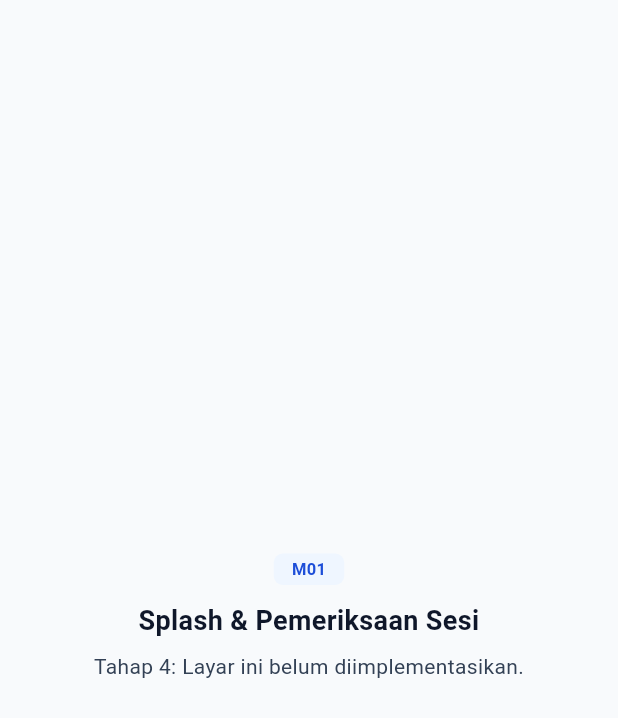
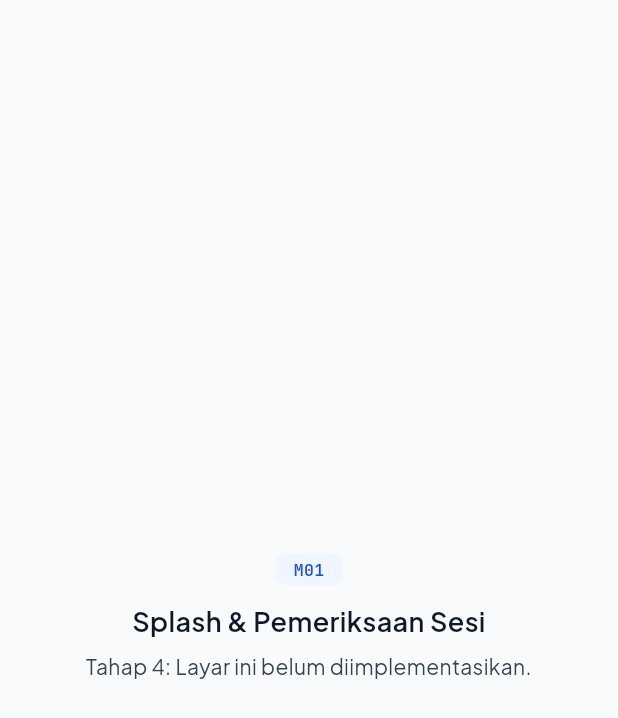
Before and after one commit to zulvanavito/plasmobile, a Flutter app: the screen it shows after launch, on a phone screen of 412 x 824 dp. Shown: the top 718 px of the screen. Run offline on Flutter 3.47's test engine with Material 3 defaults, Android fonts, the phone set to English and light mode, and no system bars; our stand-ins replace dio, flutter_riverpod, flutter_svg, go_router, material_symbols_icons, material_ui and 2 more; accounts and stored records are empty.

Commit message:
feat(design): add local fonts, svg mascot assets, theme chrome, and OwlBracketMascot

```diff
--- a/lib/core/theme/plas_theme.dart
+++ b/lib/core/theme/plas_theme.dart
@@ -1,3 +1,4 @@
+import 'package:flutter/services.dart';
 import 'package:material_ui/material_ui.dart';
 import 'package:plasmobile/core/theme/plas_tokens.dart';
 
@@ -36,9 +37,38 @@ ThemeData buildPlasTheme() {
       elevation: 0,
       scrolledUnderElevation: 0,
       titleTextStyle: PlasTypography.heading,
+      systemOverlayStyle: const SystemUiOverlayStyle(
+        statusBarColor: Colors.transparent,
+        statusBarIconBrightness: Brightness.dark,
+        statusBarBrightness: Brightness.light,
+        systemNavigationBarColor: PlasColors.bgSurface,
+        systemNavigationBarIconBrightness: Brightness.dark,
+      ),
       shape: const Border(
         bottom: BorderSide(color: PlasColors.borderSubtle),
       ),
+    ),
+    progressIndicatorTheme: const ProgressIndicatorThemeData(
+      color: PlasColors.brandPrimary,
+      linearTrackColor: PlasColors.borderSubtle,
+    ),
+    dividerTheme: const DividerThemeData(
+      color: PlasColors.borderSubtle,
+      thickness: 1,
+      space: 1,
+    ),
+    textSelectionTheme: const TextSelectionThemeData(
+      cursorColor: PlasColors.brandPrimary,
+      selectionHandleColor: PlasColors.brandPrimary,
+      selectionColor: Color(0x331D4ED8),
+    ),
+    snackBarTheme: SnackBarThemeData(
+      backgroundColor: PlasColors.textPrimary,
+      contentTextStyle: PlasTypography.body.copyWith(color: Colors.white),
+      shape: RoundedRectangleBorder(
+        borderRadius: BorderRadius.circular(PlasRadii.md),
+      ),
+      behavior: SnackBarBehavior.floating,
     ),
     cardTheme: CardThemeData(
       color: PlasColors.bgSurface,
```
Also changed, not shown: lib/main.dart (+11 -0 lines), lib/shared/widgets/owl_bracket_mascot.dart (added, +90 -0 lines), pubspec.yaml (+18 -0 lines), assets/fonts/JetBrainsMono-Regular.ttf (added), assets/fonts/JetBrainsMono-SemiBold.ttf (added), assets/fonts/PlusJakartaSans-Bold.ttf (added), assets/fonts/PlusJakartaSans-Medium.ttf (added), assets/fonts/PlusJakartaSans-Regular.ttf (added), assets/fonts/PlusJakartaSans-SemiBold.ttf (added), assets/svg/app_logo_ts.svg (added), assets/svg/google_logo.svg (added), assets/svg/owl_bracket.svg (added), assets/svg/owl_bracket_outline.svg (added), 3 other files.
